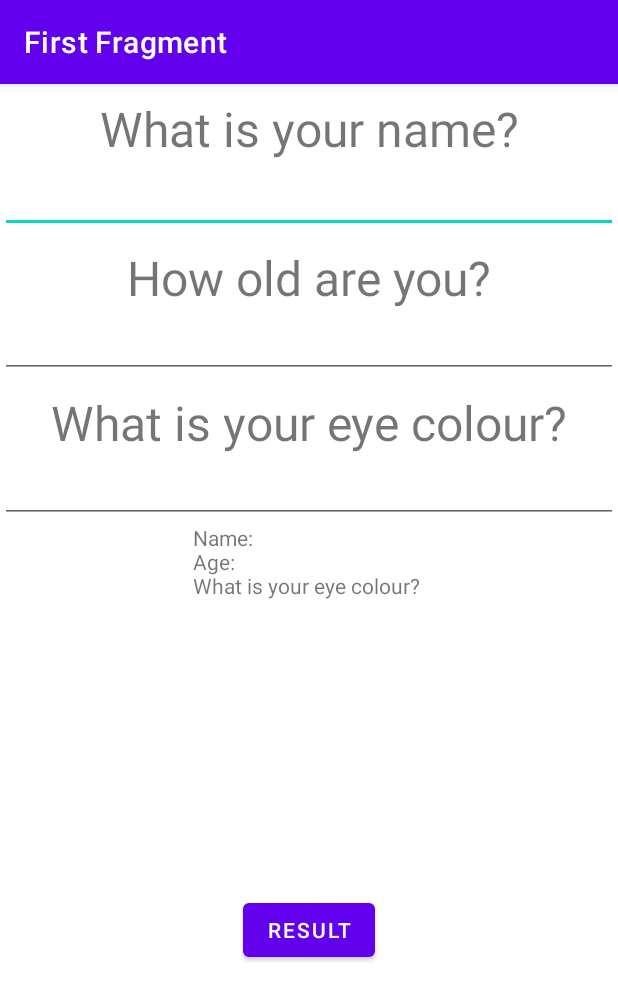
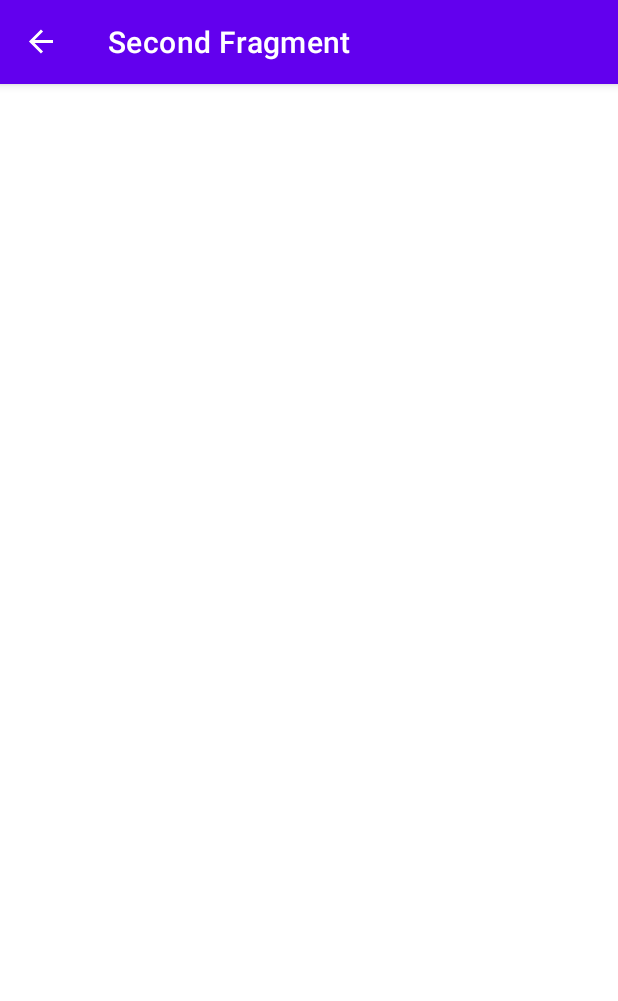
Before and after one commit to CZARNYWOMSZ/LyricSnake, an Android app: the screen it shows after launch (MainActivity), after a tap on "RESULT", on a phone screen of 412 x 824 dp. Shown: the top 1001 px of the screen. Run offline under Robolectric (Android 15) with nearby library versions, the phone set to English and light mode, and no system bars; our stand-ins replace navigation-ui.

Commit message:
add transition to SecondFragment.kt and added 3 required parameters for SecondFragment.kt

```diff
--- a/app/src/main/java/com/example/lyricsnake/FirstFragment.kt
+++ b/app/src/main/java/com/example/lyricsnake/FirstFragment.kt
@@ -1,10 +1,10 @@
 package com.example.lyricsnake
 
 import android.os.Bundle
-import androidx.fragment.app.Fragment
 import android.view.LayoutInflater
 import android.view.View
 import android.view.ViewGroup
+import androidx.fragment.app.Fragment
 import androidx.navigation.fragment.findNavController
 import com.example.lyricsnake.databinding.FragmentFirstBinding
 import com.example.lyricsnake.model.FormModel
@@ -29,25 +29,29 @@ class FirstFragment : Fragment() {
                 binding.etAge.text.toString(),
                 binding.etEyeColour.text.toString()
             )
-            var text = ""
-            text += "Name: ${form.name}\n"
-            text += "Age: ${form.age}\n"
-            text +=  "${getString(R.string.what_is_your_eye_colour)} ${form.eyecolour}\n"
-            binding.tvResult.text = text
+//            var text = ""
+//            text += "Name: ${form.name}\n"
+//            text += "Age: ${form.age}\n"
+//            text +=  "${getString(R.string.what_is_your_eye_colour)} ${form.eyeColour}\n"
+//            binding.tvResult.text = text
+            findNavController().navigate(
+                FirstFragmentDirections.actionFirstFragmentToSecondFragment(
+                    binding.etName.text.toString(),
+                    binding.etAge.text.toString(),
+                    binding.etEyeColour.text.toString()
+                )
+            )
+
+
         }
     }
 
-
-
-    private fun createForm(name: String, age: String, eyeColour:String): FormModel {
-
+    private fun createForm(name: String, age: String, eyeColour: String): FormModel {
         return FormModel(name, age, eyeColour)
     }
 
-    fun getTextFromEditText(): String {
-
-        return "${binding.etName.text}"
-    }
+    private fun createForm2(name: String, age: String, eyeColour: String) =
+        FormModel(name, age, eyeColour)
 
     override fun onDestroyView() {
         super.onDestroyView()
--- a/app/src/main/java/com/example/lyricsnake/SecondFragment.kt
+++ b/app/src/main/java/com/example/lyricsnake/SecondFragment.kt
@@ -6,7 +6,10 @@ import android.view.LayoutInflater
 import android.view.View
 import android.view.ViewGroup
 import androidx.navigation.fragment.findNavController
+import androidx.navigation.fragment.navArgs
 import com.example.lyricsnake.databinding.FragmentSecondBinding
+import com.example.lyricsnake.SecondFragmentArgs
+
 class SecondFragment : Fragment() {
 
     private var _binding: FragmentSecondBinding? = null
@@ -22,6 +25,10 @@ class SecondFragment : Fragment() {
 
     override fun onViewCreated(view: View, savedInstanceState: Bundle?) {
         super.onViewCreated(view, savedInstanceState)
+
+        val age = navArgs<SecondFragmentArgs>().value.age
+        val name = navArgs<SecondFragmentArgs>().value.name
+        val eyeColour = navArgs<SecondFragmentArgs>().value.eyeColour
     }
 
     override fun onDestroyView() {
--- a/app/src/main/java/com/example/lyricsnake/model/FormModel.kt
+++ b/app/src/main/java/com/example/lyricsnake/model/FormModel.kt
@@ -3,5 +3,5 @@ package com.example.lyricsnake.model
 data class FormModel (
     val name: String,
     val age: String,
-    val eyecolour : String,
-        )
+    val eyeColour : String,
+)
--- a/app/src/main/res/layout/content_main.xml
+++ b/app/src/main/res/layout/content_main.xml
@@ -1,6 +1,7 @@
 <?xml version="1.0" encoding="utf-8"?>
 <androidx.constraintlayout.widget.ConstraintLayout xmlns:android="http://schemas.android.com/apk/res/android"
     xmlns:app="http://schemas.android.com/apk/res-auto"
+    xmlns:tools="http://schemas.android.com/tools"
     android:layout_width="match_parent"
     android:layout_height="match_parent"
     app:layout_behavior="@string/appbar_scrolling_view_behavior">
--- a/app/src/main/res/navigation/nav_graph.xml
+++ b/app/src/main/res/navigation/nav_graph.xml
@@ -10,7 +10,6 @@
         android:name="com.example.lyricsnake.FirstFragment"
         android:label="@string/first_fragment_label"
         tools:layout="@layout/fragment_first">
-
         <action
             android:id="@+id/action_FirstFragment_to_SecondFragment"
             app:destination="@id/SecondFragment" />
@@ -20,9 +19,14 @@
         android:name="com.example.lyricsnake.SecondFragment"
         android:label="@string/second_fragment_label"
         tools:layout="@layout/fragment_second">
-
-        <action
-            android:id="@+id/action_SecondFragment_to_FirstFragment"
-            app:destination="@id/FirstFragment" />
+        <argument
+            android:name="name"
+            app:argType="string"/>
+        <argument
+            android:name="age"
+            app:argType="string"/>
+        <argument
+            android:name="eyeColour"
+            app:argType="string"/>
     </fragment>
 </navigation>
--- a/build.gradle
+++ b/build.gradle
@@ -7,7 +7,7 @@ buildscript {
     dependencies {
         classpath "com.android.tools.build:gradle:7.0.2"
         classpath "org.jetbrains.kotlin:kotlin-gradle-plugin:1.5.31"
-
+        classpath "androidx.navigation:navigation-safe-args-gradle-plugin:2.3.5"
         // NOTE: Do not place your application dependencies here; they belong
         // in the individual module build.gradle files
     }
```
Also changed, not shown: app/build.gradle (+5 -4 lines), app/src/main/res/drawable/ic_baseline_accessibility_24.xml (added, +10 -0 lines), app/src/main/res/layout/fragment_first.xml (+6 -1 lines), app/src/main/res/drawable/night_king.jpg (added).
